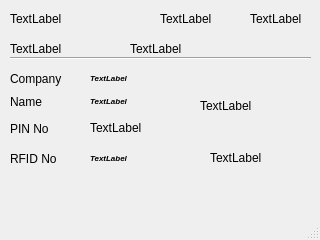
Above: qt/acu/mainwindow.ui from mike-kang/Project_il before the change. Below: the same form after it.
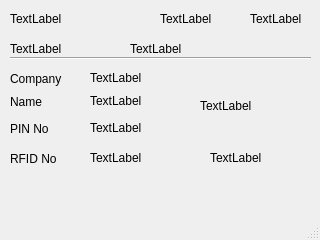
That is the form after the change.

```diff
--- a/qt/acu/mainwindow.ui
+++ b/qt/acu/mainwindow.ui
@@ -179,14 +179,6 @@
       <height>16</height>
      </rect>
     </property>
-    <property name="font">
-     <font>
-      <pointsize>6</pointsize>
-      <weight>75</weight>
-      <italic>true</italic>
-      <bold>true</bold>
-     </font>
-    </property>
     <property name="text">
      <string>TextLabel</string>
     </property>
@@ -203,14 +195,6 @@
       <height>16</height>
      </rect>
     </property>
-    <property name="font">
-     <font>
-      <pointsize>6</pointsize>
-      <weight>75</weight>
-      <italic>true</italic>
-      <bold>true</bold>
-     </font>
-    </property>
     <property name="text">
      <string>TextLabel</string>
     </property>
@@ -243,14 +227,6 @@
       <height>16</height>
      </rect>
     </property>
-    <property name="font">
-     <font>
-      <pointsize>6</pointsize>
-      <weight>75</weight>
-      <italic>true</italic>
-      <bold>true</bold>
-     </font>
-    </property>
     <property name="text">
      <string>TextLabel</string>
     </property>
```
